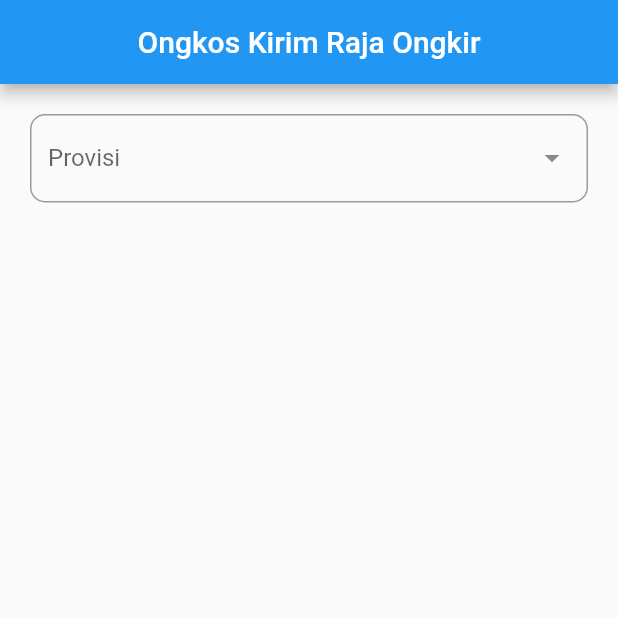
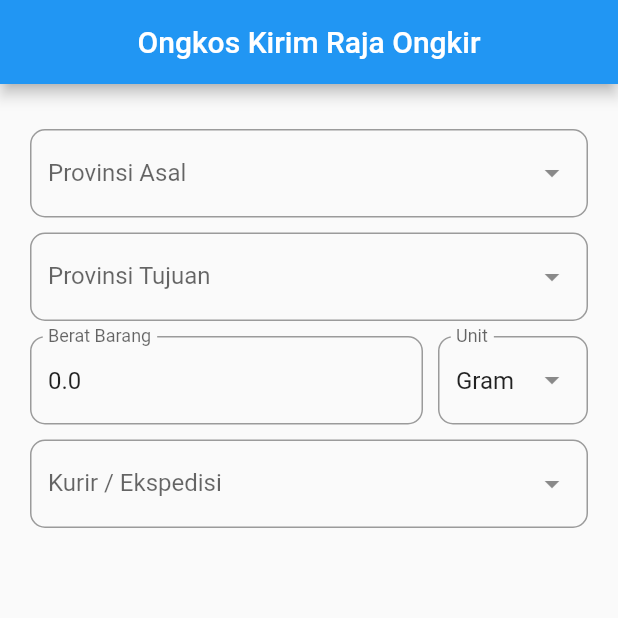
Before and after one commit to naufal56-xtg/Flutter-Raja-Ongkir-Project, a Flutter app: the screen it shows after launch, on a phone screen of 412 x 824 dp, the top half of it. Run offline on Flutter 3.47's test engine with Material 2 defaults, Android fonts, the phone set to English and light mode, and no system bars; drawn by our look-alikes of dropdown_search; our stand-ins replace get.

Commit message:
New Update Project

```diff
--- a/lib/app/modules/home/controllers/home_controller.dart
+++ b/lib/app/modules/home/controllers/home_controller.dart
@@ -1,6 +1,76 @@
+import 'package:flutter/material.dart';
 import 'package:get/get.dart';
 
 class HomeController extends GetxController {
-  var isHide = false.obs;
+  var isHideProv = true.obs;
   var provId = 0.obs;
+  var cityId = 0.obs;
+  var isHideProvTo = true.obs;
+  var provIdTo = 0.obs;
+  var cityIdTo = 0.obs;
+  var isHideButton = true.obs;
+  var courier = "".obs;
+  double weight = 0.0;
+  String unit = 'Gram';
+
+  late TextEditingController weightC;
+
+  void showButton() {
+    if (isHideProv != 0 && isHideProvTo != 0 && weight > 0 && courier != "") {
+      isHideButton.value = false;
+    } else {
+      isHideButton.value = true;
+    }
+  }
+
+  void changeWeight(String value) {
+    weight = double.tryParse(value) ?? 0.0;
+    String checkUnit = unit;
+    switch (checkUnit) {
+      case "Kg":
+        weight = weight * 1000;
+        break;
+      case 'Gram':
+        weight = weight;
+        break;
+      case 'Ton':
+        weight = weight * 1000000;
+        break;
+      default:
+        weight = weight;
+    }
+    showButton();
+  }
+
+  void changeUnit(String value) {
+    weight = double.tryParse(weightC.text) ?? 0.0;
+    switch (value) {
+      case "Kg":
+        weight = weight * 1000;
+        break;
+      case 'Gram':
+        weight = weight;
+        break;
+      case 'Ton':
+        weight = weight * 1000000;
+        break;
+      default:
+        weight = weight;
+    }
+
+    unit = value;
+    showButton();
+  }
+
+  @override
+  void onInit() {
+    weightC = TextEditingController(text: '$weight');
+    super.onInit();
+  }
+
+  @override
+  void onClose() {
+    weightC.dispose();
+    super.onClose();
+  }
 }
--- a/lib/app/modules/home/views/home_view.dart
+++ b/lib/app/modules/home/views/home_view.dart
@@ -1,14 +1,12 @@
-import 'dart:convert';
-
 import 'package:dropdown_search/dropdown_search.dart';
 import 'package:flutter/material.dart';
-import 'package:flutter_rajaongkir_project/app/data/models/city_model.dart';
-import 'package:flutter_rajaongkir_project/app/data/models/province_model.dart';
+import 'package:flutter_rajaongkir_project/app/modules/home/views/widgets/weight.dart';
 
 import 'package:get/get.dart';
-import 'package:http/http.dart' as http;
 
 import '../controllers/home_controller.dart';
+import 'widgets/city.dart';
+import 'widgets/province.dart';
 
 class HomeView extends GetView<HomeController> {
   const HomeView({Key? key}) : super(key: key);
@@ -25,13 +23,85 @@
           shrinkWrap: true,
           physics: ScrollPhysics(),
           children: [
-            Provinsi(),
+            Provinsi(
+              type: 'asal',
+            ),
             Obx(
-              () => controller.isHide.isFalse
+              () => controller.isHideProv.isTrue
                   ? SizedBox()
                   : Kota(
                       provId: controller.provId.value,
+                      type: 'asal',
                     ),
+            ),
+            Provinsi(
+              type: 'tujuan',
+            ),
+            Obx(
+              () => controller.isHideProvTo.isTrue
+                  ? SizedBox()
+                  : Kota(
+                      provId: controller.provIdTo.value,
+                      type: 'tujuan',
+                    ),
+            ),
+            Weight(),
+            Padding(
+              padding: const EdgeInsets.only(top: 10, bottom: 30),
+              child: DropdownSearch<Map<String, dynamic>>(
+                clearButtonProps: ClearButtonProps(isVisible: true),
+                popupProps: PopupProps.menu(
+                  itemBuilder: (context, item, isSelected) {
+                    return Container(
+                      padding:
+                          EdgeInsets.symmetric(horizontal: 20, vertical: 10),
+                      child: Text(
+                        '${item['name']}',
+                        style: TextStyle(
+                          fontSize: 18.0,
+                        ),
+                      ),
+                    );
+                  },
+                ),
+                items: [
+                  {'code': 'jne', 'name': 'Jalur Nugraha Ekakurir (JNE)'},
+                  {'code': 'tiki', 'name': 'Titipan Kilat (Tiki)'},
+                  {'code': 'pos', 'name': 'POS Indonesia'},
+                ],
+                dropdownDecoratorProps: DropDownDecoratorProps(
+                  dropdownSearchDecoration: InputDecoration(
+                    labelText: "Kurir / Ekspedisi",
+                    border: OutlineInputBorder(
+                      borderRadius: BorderRadius.circular(10.0),
+                    ),
+                  ),
+                ),
+                onChanged: (value) {
+                  if (value != null) {
+                    controller.courier.value = value['code'];
+                    controller.showButton();
+                  } else {
+                    controller.isHideButton.value = true;
+                    controller.courier.value = "";
+                  }
+                },
+                itemAsString: (item) => '${item['name']}',
+              ),
+            ),
+            ClipRRect(
+              borderRadius: BorderRadius.circular(10),
+              child: Obx(
+                () => controller.isHideButton.isTrue
+                    ? SizedBox()
+                    : ElevatedButton(
+                        onPressed: () {},
+                        child: Text('Cek Ongkir'),
+                        style: ElevatedButton.styleFrom(
+                          padding: EdgeInsets.symmetric(vertical: 20),
+                        ),
+                      ),
+              ),
             ),
           ],
         ),
@@ -39,148 +109,3 @@
     );
   }
 }
-
-class Provinsi extends StatefulWidget {
-  const Provinsi({super.key});
-
-  @override
-  State<Provinsi> createState() => _ProvinsiState();
-}
-
-class _ProvinsiState extends State<Provinsi> {
-  final HomeController homeC = Get.find();
-  @override
-  Widget build(BuildContext context) {
-    return DropdownSearch<Province>(
-      clearButtonProps: ClearButtonProps(isVisible: true),
-      dropdownDecoratorProps: DropDownDecoratorProps(
-        dropdownSearchDecoration: InputDecoration(
-          border: OutlineInputBorder(
-            borderRadius: BorderRadius.circular(10.0),
-          ),
-          label: Text('Provisi'),
-        ),
-      ),
-      asyncItems: (String filter) async {
-        try {
-          Uri url = Uri.parse("https://api.rajaongkir.com/starter/province");
-          var response = await http.get(
-            url,
-            headers: {'key': '511b05d05e36eea5da28ac3fc1065e5c'},
-          );
-
-          var data = json.decode(response.body) as Map<String, dynamic>;
-          var statusCode = data['rajaongkir']['status']['code'];
-
-          if (statusCode != 200) {
-            throw data['rajaongkir']['status']['description'];
-          }
-          var listProvince = data['rajaongkir']['results'] as List<dynamic>;
-
-          var models = Province.fromJsonList(listProvince);
-          return models;
-        } catch (e) {
-          print(e);
-          return List<Province>.empty();
-        }
-      },
-      popupProps: PopupProps.menu(
-        showSearchBox: true,
-        itemBuilder: (context, item, isSelected) {
-          return Container(
-            padding: EdgeInsets.symmetric(horizontal: 20, vertical: 10),
-            child: Text(
-              "${item.province}",
-              style: TextStyle(
-                fontSize: 18.0,
-              ),
-            ),
-          );
-        },
-      ),
-      onChanged: (prov) {
-        if (prov != null) {
-          homeC.isHide.value = true;
-          homeC.provId.value = int.parse(prov.provinceId.toString());
-        } else {
-          homeC.isHide.value = false;
-        }
-      },
-      itemAsString: (item) => item.province.toString(),
-    );
-  }
-}
-
-class Kota extends StatelessWidget {
-  const Kota({
-    Key? key,
-    required this.provId,
-  }) : super(key: key);
-
-  final int provId;
-
-  // final HomeController homeC = Get.find();
-
-  @override
-  Widget build(BuildContext context) {
-    return Padding(
-      padding: const EdgeInsets.only(top: 10),
-      child: DropdownSearch<City>(
-        dropdownDecoratorProps: DropDownDecoratorProps(
-          dropdownSearchDecoration: InputDecoration(
-            border: OutlineInputBorder(
-              borderRadius: BorderRadius.circular(10.0),
-            ),
-            label: Text('Kota / Kabupaten'),
-          ),
-        ),
-        asyncItems: (String filter) async {
-          try {
-            Uri url = Uri.parse(
-                "https://api.rajaongkir.com/starter/city?province=$provId");
-            var response = await http.get(
-              url,
-              headers: {'key': '511b05d05e36eea5da28ac3fc1065e5c'},
-            );
-
-            var data = json.decode(response.body) as Map<String, dynamic>;
-            var statusCode = data['rajaongkir']['status']['code'];
-
-            if (statusCode != 200) {
-              throw data['rajaongkir']['status']['description'];
-            }
-            var listCity = data['rajaongkir']['results'] as List<dynamic>;
-
-            var models = City.fromJsonList(listCity);
-            return models;
-          } catch (e) {
-            print(e);
-            return List<City>.empty();
-          }
-        },
-        popupProps: PopupProps.menu(
-          showSearchBox: true,
-          itemBuilder: (context, item, isSelected) {
-            return Container(
-              padding: EdgeInsets.symmetric(horizontal: 20, vertical: 10),
-              child: Text(
-                "${item.type} ${item.cityName}",
-                style: TextStyle(
-                  fontSize: 18.0,
-                ),
-              ),
-            );
-          },
-        ),
-        onChanged: (city) {
-          if (city != null) {
-            city.cityName;
-          } else {
-            print('Tidak Ada Data Yang Dipilih');
-          }
-        },
-        itemAsString: (item) => "${item.type} ${item.cityName}",
-      ),
-    );
-  }
-}
--- /dev/null
+++ b/lib/app/modules/home/views/widgets/province.dart
@@ -0,0 +1,95 @@
+import 'dart:convert';
+
+import 'package:dropdown_search/dropdown_search.dart';
+import 'package:flutter/material.dart';
+import 'package:flutter_rajaongkir_project/app/data/models/province_model.dart';
+
+import 'package:get/get.dart';
+import 'package:http/http.dart' as http;
+
+import '../../controllers/home_controller.dart';
+
+class Provinsi extends GetView<HomeController> {
+  const Provinsi({
+    Key? key,
+    required this.type,
+  }) : super(key: key);
+
+  final String type;
+
+  @override
+  Widget build(BuildContext context) {
+    return Padding(
+      padding: const EdgeInsets.only(top: 10),
+      child: DropdownSearch<Province>(
+        clearButtonProps: ClearButtonProps(isVisible: true),
+        dropdownDecoratorProps: DropDownDecoratorProps(
+          dropdownSearchDecoration: InputDecoration(
+            labelText: type == 'asal' ? 'Provinsi Asal' : 'Provinsi Tujuan',
+            border: OutlineInputBorder(
+              borderRadius: BorderRadius.circular(10.0),
+            ),
+          ),
+        ),
+        asyncItems: (String filter) async {
+          try {
+            Uri url = Uri.parse("https://api.rajaongkir.com/starter/province");
+            var response = await http.get(
+              url,
+              headers: {'key': '511b05d05e36eea5da28ac3fc1065e5c'},
+            );
+
+            var data = json.decode(response.body) as Map<String, dynamic>;
+            var statusCode = data['rajaongkir']['status']['code'];
+
+            if (statusCode != 200) {
+              throw data['rajaongkir']['status']['description'];
+            }
+            var listProvince = data['rajaongkir']['results'] as List<dynamic>;
+
+            var models = Province.fromJsonList(listProvince);
+            return models;
+          } catch (e) {
+            print(e);
+            return List<Province>.empty();
+          }
+        },
+        popupProps: PopupProps.menu(
+          showSearchBox: true,
+          itemBuilder: (context, item, isSelected) {
+            return Container(
+              padding: EdgeInsets.symmetric(horizontal: 20, vertical: 10),
+              child: Text(
+                "${item.province}",
+                style: TextStyle(
+                  fontSize: 18.0,
+                ),
+              ),
+            );
+          },
+        ),
+        onChanged: (prov) {
+          if (prov != null) {
+            if (type == 'asal') {
+              controller.isHideProv.value = false;
+              controller.provId.value = int.parse(prov.provinceId.toString());
+            } else {
+              controller.isHideProvTo.value = false;
+              controller.provIdTo.value = int.parse(prov.provinceId.toString());
+            }
+            controller.showButton();
+          } else {
+            if (type == 'asal') {
+              controller.isHideProv.value = true;
+              controller.provId.value = 0;
+            } else {
+              controller.isHideProvTo.value = true;
+              controller.provIdTo.value = 0;
+            }
+          }
+        },
+        itemAsString: (item) => item.province.toString(),
+      ),
+    );
+  }
+}
--- /dev/null
+++ b/lib/app/modules/home/views/widgets/weight.dart
@@ -0,0 +1,60 @@
+import 'package:dropdown_search/dropdown_search.dart';
+import 'package:flutter/material.dart';
+
+import 'package:get/get.dart';
+
+import '../../controllers/home_controller.dart';
+
+class Weight extends GetView<HomeController> {
+  const Weight({super.key});
+
+  @override
+  Widget build(BuildContext context) {
+    return Padding(
+      padding: const EdgeInsets.only(top: 10),
+      child: Row(
+        children: [
+          Expanded(
+            child: TextField(
+              autocorrect: false,
+              controller: controller.weightC,
+              keyboardType: TextInputType.numberWithOptions(
+                decimal: true,
+              ),
+              decoration: InputDecoration(
+                labelText: 'Berat Barang',
+                hintText: 'Masukkan Input Berat Barang Kg/Gram',
+                border: OutlineInputBorder(
+                  borderRadius: BorderRadius.circular(10.0),
+                ),
+              ),
+              onChanged: (value) => controller.changeWeight(value),
+            ),
+          ),
+          SizedBox(
+            width: 10,
+          ),
+          Container(
+            width: 100,
+            child: DropdownSearch<String>(
+              popupProps: PopupProps.bottomSheet(
+                showSelectedItems: true,
+              ),
+              items: ["Gram", "Kg", "Ton"],
+              dropdownDecoratorProps: DropDownDecoratorProps(
+                dropdownSearchDecoration: InputDecoration(
+                  labelText: 'Unit',
+                  border: OutlineInputBorder(
+                    borderRadius: BorderRadius.circular(10.0),
+                  ),
+                ),
+              ),
+              onChanged: (value) => controller.changeUnit(value.toString()),
+              selectedItem: "Gram",
+            ),
+          )
+        ],
+      ),
+    );
+  }
+}
```
Also changed, not shown: lib/app/modules/home/views/widgets/city.dart (added, +104 -0 lines).
